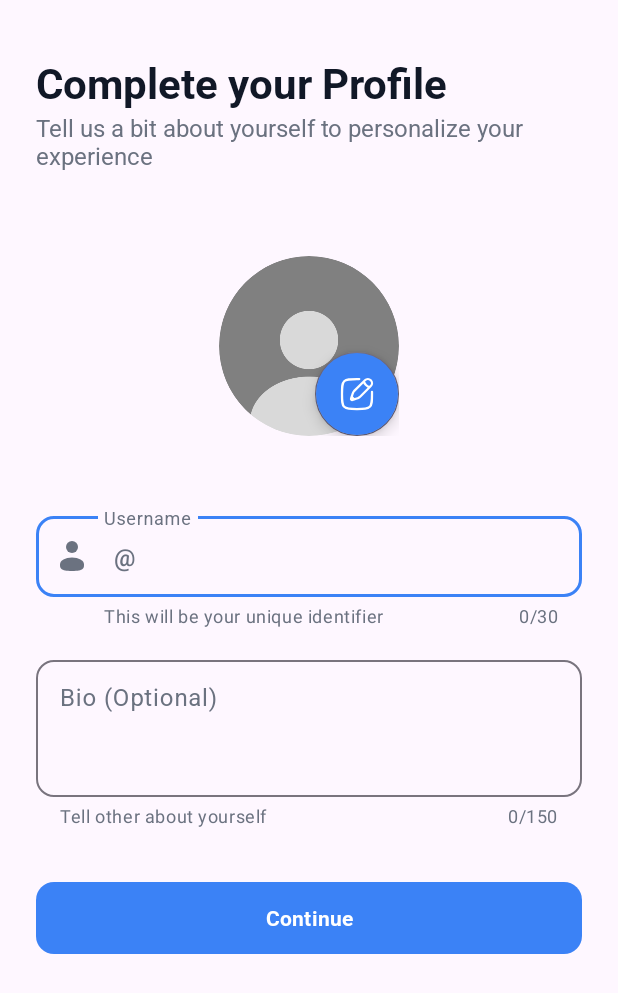
After one commit to Leugard/connect-frontend, an Android app: the OnboardingActivity screen opened directly, with no data from a screen before it, on a phone screen of 412 x 824 dp. The commit adds this screen. Shown: the top 993 px of the screen. Run offline under Robolectric (Android 15) with nearby library versions, the phone set to English and light mode, and no system bars; our stand-ins replace CircleImageView, Dagger/Hilt's generated code.

Commit message:
Integrate Hilt for DI and implement user onboarding flow
This commit introduces Hilt for dependency injection and implements the initial user onboarding flow.

Key changes:
- Added Hilt dependencies and configured it in the `App` class and relevant activities.
- Created `AppModule` to provide `ApiService` and `TokenManager`.
- Implemented `OnboardingActivity` with its layout (`activity_onboarding.xml`) for users to complete their profile (username, bio, profile picture).
- Added `UserResponse` data model.
- Created `UserViewModel` to fetch the current user's data using `getMe` API endpoint.
- Updated `SplashActivity` to check user's onboarding status and navigate to `OnboardingActivity` or `WelcomeActivity` accordingly.
- Added button click listeners in `LoginActivity` and `RegisterActivity` for navigation and future functionality.
- Added an ID (`google`) to the Google Sign-In button in `activity_login.xml` and `activity_register.xml`.
- Renamed `login_btn` to `register_btn` in `activity_register.xml`.
- Added `ic_edit.xml` and `avatar.png` drawables for the onboarding screen.
- Created `AuthViewModel` for handling registration and login logic (currently with TODOs for actual implementation).
- Annotated `WelcomeActivity`, `LoginActivity`, `RegisterActivity`, and `SplashActivity` with `@AndroidEntryPoint`.

```diff
--- a/app/src/main/AndroidManifest.xml
+++ b/app/src/main/AndroidManifest.xml
@@ -3,6 +3,7 @@
     xmlns:tools="http://schemas.android.com/tools">
 
     <application
+        android:name=".App"
         android:allowBackup="true"
         android:dataExtractionRules="@xml/data_extraction_rules"
         android:fullBackupContent="@xml/backup_rules"
@@ -12,6 +13,9 @@
         android:supportsRtl="true"
         android:theme="@style/Theme.Connect"
         tools:targetApi="31">
+        <activity
+            android:name=".ui.auth.OnboardingActivity"
+            android:exported="false" />
         <activity
             android:name=".ui.splash.SplashActivity"
             android:exported="true">
@@ -26,7 +30,7 @@
             android:exported="false" />
         <activity
             android:name=".ui.auth.LoginActivity"
-            android:exported="false"/>
+            android:exported="false" />
         <activity
             android:name=".ui.auth.RegisterActivity"
             android:exported="false" />
--- a/app/src/main/java/com/luna/connect/data/api/ApiService.kt
+++ b/app/src/main/java/com/luna/connect/data/api/ApiService.kt
@@ -19,9 +19,11 @@ interface ApiService {
     @Multipart
     @POST("complete-onboarding")
     suspend fun completeOnboarding(
-        @Header("Authorization") token: String,
         @Part("username") username: RequestBody,
         @Part("bio") bio: RequestBody,
         @Part profilePic: MultipartBody.Part?,
     ): Response<ApiResponse<MessageResponse>>
+
+    @GET("me")
+    suspend fun getMe(): Response<ApiResponse<UserResponse>>
 }
--- /dev/null
+++ b/app/src/main/java/com/luna/connect/ui/auth/OnboardingActivity.kt
@@ -0,0 +1,33 @@
+package com.luna.connect.ui.auth
+
+import android.os.Bundle
+import androidx.activity.enableEdgeToEdge
+import androidx.appcompat.app.AppCompatActivity
+import androidx.core.view.ViewCompat
+import androidx.core.view.WindowInsetsCompat
+import com.luna.connect.R
+import com.luna.connect.databinding.ActivityOnboardingBinding
+import dagger.hilt.android.AndroidEntryPoint
+
+@AndroidEntryPoint
+class OnboardingActivity : AppCompatActivity() {
+    private lateinit var binding: ActivityOnboardingBinding
+
+    override fun onCreate(savedInstanceState: Bundle?) {
+        super.onCreate(savedInstanceState)
+        binding = ActivityOnboardingBinding.inflate(layoutInflater)
+        setContentView(binding.root)
+
+        setupButtonListeners()
+    }
+
+    private fun setupButtonListeners() {
+        binding.edit.setOnClickListener {
+            // TODO: Implement crop image
+        }
+
+        binding.continueBtn.setOnClickListener {
+            // TODO: Implement onboarding
+        }
+    }
+}
--- a/app/src/main/java/com/luna/connect/ui/auth/WelcomeActivity.kt
+++ b/app/src/main/java/com/luna/connect/ui/auth/WelcomeActivity.kt
@@ -8,7 +8,9 @@ import androidx.core.view.ViewCompat
 import androidx.core.view.WindowInsetsCompat
 import com.luna.connect.R
 import com.luna.connect.databinding.ActivityWelcomeBinding
+import dagger.hilt.android.AndroidEntryPoint
 
+@AndroidEntryPoint
 class WelcomeActivity : AppCompatActivity() {
     private lateinit var binding: ActivityWelcomeBinding
 
--- /dev/null
+++ b/app/src/main/res/drawable/ic_edit.xml
@@ -0,0 +1,17 @@
+<vector xmlns:android="http://schemas.android.com/apk/res/android"
+    android:width="24dp"
+    android:height="24dp"
+    android:viewportWidth="24"
+    android:viewportHeight="24">
+  <path
+      android:pathData="M22,10.5V12c0,4.714 0,7.071 -1.465,8.535C19.072,22 16.714,22 12,22s-7.071,0 -8.536,-1.465C2,19.072 2,16.714 2,12s0,-7.071 1.464,-8.536C4.93,2 7.286,2 12,2h1.5"
+      android:strokeWidth="1.5"
+      android:fillColor="#00000000"
+      android:strokeColor="#040404"
+      android:strokeLineCap="round"/>
+  <path
+      android:pathData="m16.652,3.455l0.649,-0.649A2.753,2.753 0,0 1,21.194 6.7l-0.65,0.649m-3.892,-3.893s0.081,1.379 1.298,2.595c1.216,1.217 2.595,1.298 2.595,1.298m-3.893,-3.893L10.687,9.42c-0.404,0.404 -0.606,0.606 -0.78,0.829q-0.308,0.395 -0.524,0.848c-0.121,0.255 -0.211,0.526 -0.392,1.068L8.412,13.9m12.133,-6.552l-5.965,5.965c-0.404,0.404 -0.606,0.606 -0.829,0.78a4.6,4.6 0,0 1,-0.848 0.524c-0.255,0.121 -0.526,0.211 -1.068,0.392l-1.735,0.579m0,0l-1.123,0.374a0.742,0.742 0,0 1,-0.939 -0.94l0.374,-1.122m1.688,1.688L8.412,13.9"
+      android:strokeWidth="1.5"
+      android:fillColor="#00000000"
+      android:strokeColor="#040404"/>
+</vector>
--- a/app/src/main/res/layout/activity_login.xml
+++ b/app/src/main/res/layout/activity_login.xml
@@ -187,6 +187,7 @@
             </LinearLayout>
 
             <com.google.android.material.button.MaterialButton
+                android:id="@+id/google"
                 style="@style/Widget.Material3.Button.OutlinedButton"
                 android:layout_width="match_parent"
                 android:layout_height="60dp"
--- /dev/null
+++ b/app/src/main/res/layout/activity_onboarding.xml
@@ -0,0 +1,168 @@
+<?xml version="1.0" encoding="utf-8"?>
+<ScrollView xmlns:android="http://schemas.android.com/apk/res/android"
+    xmlns:app="http://schemas.android.com/apk/res-auto"
+    xmlns:tools="http://schemas.android.com/tools"
+    android:id="@+id/main"
+    android:layout_width="match_parent"
+    android:layout_height="match_parent"
+    android:fillViewport="true"
+    tools:context=".ui.auth.OnboardingActivity">
+
+    <LinearLayout
+        android:layout_width="match_parent"
+        android:layout_height="wrap_content"
+        android:orientation="vertical"
+        android:padding="24dp">
+
+        <LinearLayout
+            android:layout_width="match_parent"
+            android:layout_height="wrap_content"
+            android:layout_marginTop="12dp"
+            android:layout_marginBottom="32dp"
+            android:orientation="vertical">
+
+            <TextView
+                android:layout_width="wrap_content"
+                android:layout_height="wrap_content"
+                android:fontFamily="@font/roboto_bold"
+                android:text="Complete your Profile"
+                android:textColor="@color/text_primary"
+                android:textSize="28sp" />
+
+            <TextView
+                android:layout_width="wrap_content"
+                android:layout_height="wrap_content"
+                android:layout_marginBottom="24dp"
+                android:fontFamily="@font/roboto_regular"
+                android:text="Tell us a bit about yourself to personalize your experience"
+                android:textColor="@color/text_secondary"
+                android:textSize="16sp" />
+        </LinearLayout>
+
+        <LinearLayout
+            android:layout_width="match_parent"
+            android:layout_height="wrap_content"
+            android:layout_marginBottom="32dp"
+            android:gravity="center"
+            android:orientation="vertical">
+
+            <RelativeLayout
+                android:layout_width="wrap_content"
+                android:layout_height="wrap_content"
+                android:layout_marginBottom="16dp">
+
+                <de.hdodenhof.circleimageview.CircleImageView
+                    android:id="@+id/avatar"
+                    android:layout_width="120dp"
+                    android:layout_height="120dp"
+                    android:scaleType="centerCrop"
+                    android:src="@drawable/avatar" />
+
+                <com.google.android.material.floatingactionbutton.FloatingActionButton
+                    android:id="@+id/edit"
+                    style="@style/Widget.MaterialComponents.FloatingActionButton"
+                    android:layout_width="wrap_content"
+                    android:layout_height="wrap_content"
+                    android:layout_alignEnd="@id/avatar"
+                    android:layout_alignBottom="@id/avatar"
+                    android:backgroundTint="@color/primary"
+                    android:src="@drawable/ic_edit"
+                    app:fabSize="mini"
+                    app:tint="@color/on_primary" />
+            </RelativeLayout>
+        </LinearLayout>
+
+        <LinearLayout
+            android:layout_width="match_parent"
+            android:layout_height="wrap_content"
+            android:orientation="vertical">
+
+            <com.google.android.material.textfield.TextInputLayout
+                android:id="@+id/username_layout"
+                style="@style/Widget.Material3.TextInputLayout.OutlinedBox"
+                android:layout_width="match_parent"
+                android:layout_height="wrap_content"
+                android:layout_marginBottom="16dp"
+                android:hint="Username"
+                app:boxCornerRadiusBottomEnd="12dp"
+                app:boxCornerRadiusBottomStart="12dp"
+                app:boxCornerRadiusTopEnd="12dp"
+                app:boxCornerRadiusTopStart="12dp"
+                app:boxStrokeWidth="1dp"
+                app:boxStrokeWidthFocused="2dp"
+                app:counterEnabled="true"
+                app:counterMaxLength="30"
+                app:errorEnabled="true"
+                app:helperText="This will be your unique identifier"
+                app:helperTextTextColor="@color/text_secondary"
+                app:hintTextColor="@color/text_secondary"
+                app:prefixText="@"
+                app:prefixTextColor="@color/text_secondary"
+                app:startIconDrawable="@drawable/ic_user"
+                app:startIconTint="@color/text_secondary">
+
+                <com.google.android.material.textfield.TextInputEditText
+                    android:id="@+id/username_input"
+                    android:layout_width="match_parent"
+                    android:layout_height="wrap_content"
+                    android:fontFamily="@font/roboto_regular"
+                    android:inputType="text"
+                    android:maxLength="30"
+                    android:padding="16dp"
+                    android:paddingStart="45dp"
+                    android:paddingEnd="16dp"
+                    android:textSize="16sp" />
+
+            </com.google.android.material.textfield.TextInputLayout>
+
+            <com.google.android.material.textfield.TextInputLayout
+                android:id="@+id/bio_layout"
+                style="@style/Widget.Material3.TextInputLayout.OutlinedBox"
+                android:layout_width="match_parent"
+                android:layout_height="wrap_content"
+                android:layout_marginBottom="32dp"
+                android:hint="Bio (Optional)"
+                app:boxCornerRadiusBottomEnd="12dp"
+                app:boxCornerRadiusBottomStart="12dp"
+                app:boxCornerRadiusTopEnd="12dp"
+                app:boxCornerRadiusTopStart="12dp"
+                app:boxStrokeWidth="1dp"
+                app:boxStrokeWidthFocused="2dp"
+                app:counterEnabled="true"
+                app:counterMaxLength="150"
+                app:helperText="Tell other about yourself"
+                app:helperTextTextColor="@color/text_secondary"
+                app:hintTextColor="@color/text_secondary">
+
+                <com.google.android.material.textfield.TextInputEditText
+                    android:id="@+id/bio_input"
+                    android:layout_width="match_parent"
+                    android:layout_height="wrap_content"
+                    android:fontFamily="@font/roboto_regular"
+                    android:gravity="top"
+                    android:inputType="textMultiLine|textCapSentences"
+                    android:lines="3"
+                    android:maxLength="150"
+                    android:maxLines="4"
+                    android:padding="16dp"
+                    android:scrollbars="vertical"
+                    android:textSize="16sp" />
+
+            </com.google.android.material.textfield.TextInputLayout>
+
+            <com.google.android.material.button.MaterialButton
+                android:id="@+id/continue_btn"
+                style="@style/Widget.Material3.Button"
+                android:layout_width="match_parent"
+                android:layout_height="56dp"
+                android:layout_marginBottom="16dp"
+                android:elevation="4dp"
+                android:fontFamily="@font/roboto_bold"
+                android:text="Continue"
+                android:textColor="@color/on_primary"
+                app:cornerRadius="12dp"
+                app:rippleColor="@color/primary_variant" />
+        </LinearLayout>
+    </LinearLayout>
+
+</ScrollView>
--- a/app/src/main/res/layout/activity_register.xml
+++ b/app/src/main/res/layout/activity_register.xml
@@ -151,7 +151,7 @@
                 android:textSize="14sp" />
 
             <com.google.android.material.button.MaterialButton
-                android:id="@+id/login_btn"
+                android:id="@+id/register_btn"
                 style="@style/Widget.Material3.Button"
                 android:layout_width="match_parent"
                 android:layout_height="56dp"
@@ -219,6 +219,7 @@
             </LinearLayout>
 
             <com.google.android.material.button.MaterialButton
+                android:id="@+id/google"
                 style="@style/Widget.Material3.Button.OutlinedButton"
                 android:layout_width="match_parent"
                 android:layout_height="60dp"
--- a/build.gradle.kts
+++ b/build.gradle.kts
@@ -2,4 +2,5 @@
 plugins {
     alias(libs.plugins.android.application) apply false
     alias(libs.plugins.kotlin.android) apply false
+    id("com.google.dagger.hilt.android") version "2.50" apply false
 }
```
Also changed, not shown: app/build.gradle.kts (+10 -4 lines), app/src/main/java/com/luna/connect/App.kt (added, +8 -0 lines), app/src/main/java/com/luna/connect/data/model/User.kt (added, +10 -0 lines), app/src/main/java/com/luna/connect/di/AppModule.kt (added, +28 -0 lines), app/src/main/java/com/luna/connect/ui/auth/LoginActivity.kt (+22 -0 lines), app/src/main/java/com/luna/connect/ui/auth/RegisterActivity.kt (+40 -0 lines), app/src/main/java/com/luna/connect/ui/splash/SplashActivity.kt (+21 -5 lines), app/src/main/java/com/luna/connect/viewmodel/AuthViewModel.kt (added, +64 -0 lines), app/src/main/java/com/luna/connect/viewmodel/UserViewModel.kt (added, +47 -0 lines), app/src/main/res/drawable/avatar.png (added).
